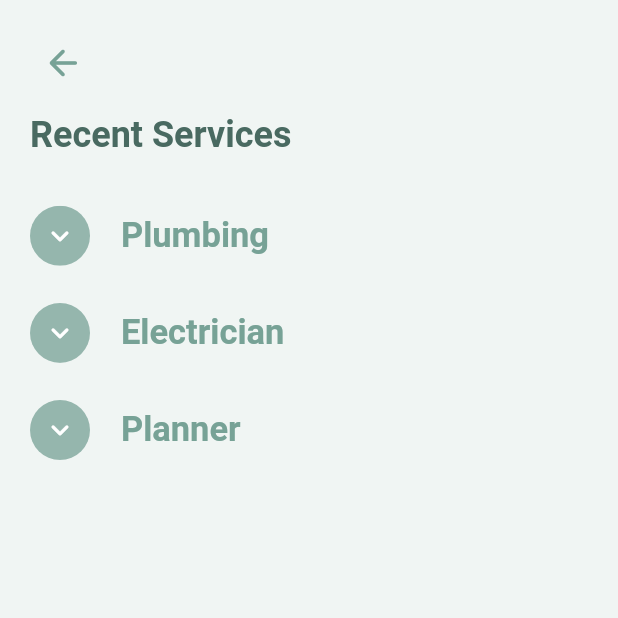
After one commit to Xilla/upputo, a Flutter app: the RecentServicesScreen screen opened by its route, on a phone screen of 412 x 824 dp, the top half of it. The commit adds this screen. Run offline on Flutter 3.47's test engine with Material 2 defaults, Android fonts, the phone set to English and light mode, and no system bars; our stand-ins replace get.

Commit message:
added recent services screen

```diff
--- /dev/null
+++ b/lib/global_widgets/output/section_widget/section_widget.dart
@@ -0,0 +1,84 @@
+import 'package:flutter/material.dart';
+import 'package:get/get.dart';
+import 'package:upputo/core/values/colors.dart';
+import 'package:upputo/global_widgets/output/section_widget/section_widget_controller.dart';
+import 'package:upputo/global_widgets/text/sub_text.dart';
+
+class SectionWidget extends GetView<SectionWidgetController> {
+  final Widget child;
+  final String title;
+
+  const SectionWidget({
+    Key? key,
+    required this.child,
+    required this.title,
+  }) : super(key: key);
+
+  @override
+  Widget build(BuildContext context) {
+    Get.put(SectionWidgetController());
+    double screenHeight = MediaQuery.of(context).size.height;
+    double screenWidth = MediaQuery.of(context).size.width;
+
+    bool isExpanded = false;
+
+    return Material(
+      color: AppColors.primary[50],
+      child: Column(
+        mainAxisAlignment: MainAxisAlignment.start,
+        crossAxisAlignment: CrossAxisAlignment.start,
+        children: [
+          Row(
+            children: [
+              ClipOval(
+                child: Material(
+                  color: AppColors.primary[300],
+                  child: InkWell(
+                    onTap: () {
+                      controller.changeSectionExpansion(
+                          !controller.isSectionExpanded.value);
+
+                      isExpanded = !isExpanded;
+                    },
+                    child: SizedBox(
+                        width: 40,
+                        height: 40,
+                        child: Obx(
+                          () => Icon(
+                            controller.isSectionExpanded.value == false &&
+                                    isExpanded == true
+                                ? Icons.keyboard_arrow_right_rounded
+                                : Icons.keyboard_arrow_down_rounded,
+                            color: Colors.white,
+                          ),
+                        )),
+                  ),
+                ),
+              ),
+              SizedBox(
+                width: screenWidth * 0.05,
+              ),
+              SubText(
+                text: title,
+                size: 23,
+              )
+            ],
+          ),
+          SizedBox(
+            height: screenHeight * 0.03,
+          ),
+          Obx(
+            () => Visibility(
+              visible: controller.isSectionExpanded.value == true &&
+                  isExpanded == true,
+              child: AnimatedSize(
+                  curve: Curves.easeInOut,
+                  duration: const Duration(milliseconds: 300),
+                  child: child),
+            ),
+          )
+        ],
+      ),
+    );
+  }
+}
--- /dev/null
+++ b/lib/modules/recent_services/controller.dart
@@ -0,0 +1,28 @@
+import 'package:get/get.dart';
+
+class RecentServicesController extends GetxController {
+  RxList recentServices = ['Plumbing', 'Electrician', 'Planner'].obs;
+
+  RxList<String> recentServiceProviders =
+      ['Peter john', 'Adam Eve', 'Mahmoud Ali'].obs;
+
+  @override
+  void onInit() {
+    super.onInit();
+  }
+
+  @override
+  void onReady() {
+    super.onReady();
+  }
+
+  @override
+  void onClose() {
+    super.onClose();
+  }
+
+  @override
+  void dispose() {
+    super.dispose();
+  }
+}
--- /dev/null
+++ b/lib/modules/recent_services/recent_services.dart
@@ -0,0 +1,81 @@
+import 'package:flutter/material.dart';
+import 'package:get/get.dart';
+import 'package:upputo/core/values/colors.dart';
+import 'package:upputo/core/values/dimensions.dart';
+import 'package:upputo/global_widgets/output/edit_section.dart';
+import 'package:upputo/global_widgets/output/section_widget/section_widget.dart';
+import 'package:upputo/global_widgets/text/main_text.dart';
+import 'package:upputo/modules/recent_services/controller.dart';
+import 'package:upputo/modules/recent_services/local_widgets/recent_service_list_widget.dart';
+
+class RecentServicesScreen extends GetView<RecentServicesController> {
+  const RecentServicesScreen({Key? key}) : super(key: key);
+
+  @override
+  Widget build(BuildContext context) {
+    Get.put(RecentServicesController());
+    double screenHeight = MediaQuery.of(context).size.height;
+    double screenWidth = MediaQuery.of(context).size.width;
+
+    return SafeArea(
+      child: Scaffold(
+        backgroundColor: AppColors.primary[50],
+        body: SingleChildScrollView(
+          physics: const BouncingScrollPhysics(),
+          child: Container(
+            padding: const EdgeInsets.symmetric(
+                horizontal: Dimensions.horizontalPadding,
+                vertical: Dimensions.verticalPadding),
+            child: Column(
+              mainAxisAlignment: MainAxisAlignment.start,
+              crossAxisAlignment: CrossAxisAlignment.start,
+              children: [
+                Row(
+                  mainAxisAlignment: MainAxisAlignment.start,
+                  children: [
+                    IconButton(
+                      alignment: Alignment.topLeft,
+                      icon: const Icon(Icons.arrow_back_rounded),
+                      color: AppColors.primary[400],
+                      iconSize: 28,
+                      onPressed: () {
+                        Get.back();
+                      },
+                    ),
+                  ],
+                ),
+                SizedBox(
+                  height: screenHeight * 0.01,
+                ),
+                MainText(text: 'Recent Services'),
+                SizedBox(
+                  height: screenHeight * 0.04,
+                ),
+                Container(
+                  margin: const EdgeInsets.only(bottom: 30),
+                  child: Obx(
+                    () => ListView.builder(
+                      itemCount: controller.recentServices.length,
+                      scrollDirection: Axis.vertical,
+                      physics: const BouncingScrollPhysics(),
+                      shrinkWrap: true,
+                      itemBuilder: (_, index) => Container(
+                        margin: const EdgeInsets.only(right: 10),
+                        child: SectionWidget(
+                          title: controller.recentServices[index],
+                          child: RecentServiceList(
+                              recentServices:
+                                  controller.recentServiceProviders),
+                        ),
+                      ),
+                    ),
+                  ),
+                ),
+              ],
+            ),
+          ),
+        ),
+      ),
+    );
+  }
+}
--- a/lib/root_binding.dart
+++ b/lib/root_binding.dart
@@ -1,4 +1,5 @@
 import 'package:get/get.dart';
+import 'package:upputo/global_widgets/output/section_widget/section_widget_controller.dart';
 import 'package:upputo/modules/categories/controller.dart';
 import 'package:upputo/modules/category_services/controller.dart';
 import 'package:upputo/modules/edit_profile/controller.dart';
@@ -7,6 +8,7 @@ import 'package:upputo/modules/make_offer/controller.dart';
 import 'package:upputo/modules/offer_details/controller.dart';
 import 'package:upputo/modules/offers/controller.dart';
 import 'package:upputo/modules/profile/controller.dart';
+import 'package:upputo/modules/recent_services/controller.dart';
 import 'package:upputo/modules/request_details/controller.dart';
 import 'package:upputo/modules/request_service/controller.dart';
 import 'package:upputo/modules/service_details/controller.dart';
@@ -39,5 +41,9 @@ class RootBinding extends Bindings {
     Get.lazyPut<ProfileController>(() => ProfileController(), fenix: true);
     Get.lazyPut<EditProfileController>(() => EditProfileController(),
         fenix: true);
+    Get.lazyPut<RecentServicesController>(() => RecentServicesController(),
+        fenix: true);
+    Get.lazyPut<SectionWidgetController>(() => SectionWidgetController(),
+        fenix: true);
   }
 }
--- a/lib/routes/routes.dart
+++ b/lib/routes/routes.dart
@@ -7,6 +7,7 @@ import 'package:upputo/modules/make_offer/make_offer.dart';
 import 'package:upputo/modules/offer_details/offer_details.dart';
 import 'package:upputo/modules/offers/offers.dart';
 import 'package:upputo/modules/profile/profile.dart';
+import 'package:upputo/modules/recent_services/recent_services.dart';
 import 'package:upputo/modules/request_details/request_details.dart';
 import 'package:upputo/modules/request_service/request_service.dart';
 import 'package:upputo/modules/service_details/service_details.dart';
@@ -35,5 +36,6 @@ class Routes {
     GetPage(name: '/make-offer', page: () => const MakeOfferScreen()),
     GetPage(name: '/profile', page: () => const ProfileScreen()),
     GetPage(name: '/edit-profile', page: () => const EditProfileScreen()),
+    GetPage(name: '/recent-services', page: () => const RecentServicesScreen()),
   ];
 }
```
Also changed, not shown: lib/global_widgets/output/section_widget/section_widget_controller.dart (added, +29 -0 lines), lib/modules/home/local_widgets/navigation_drawer/navigation_drawer.dart (+10 -5 lines), lib/modules/recent_services/local_widgets/recent_service_card.dart (added, +86 -0 lines), lib/modules/recent_services/local_widgets/recent_service_list_widget.dart (added, +41 -0 lines).
